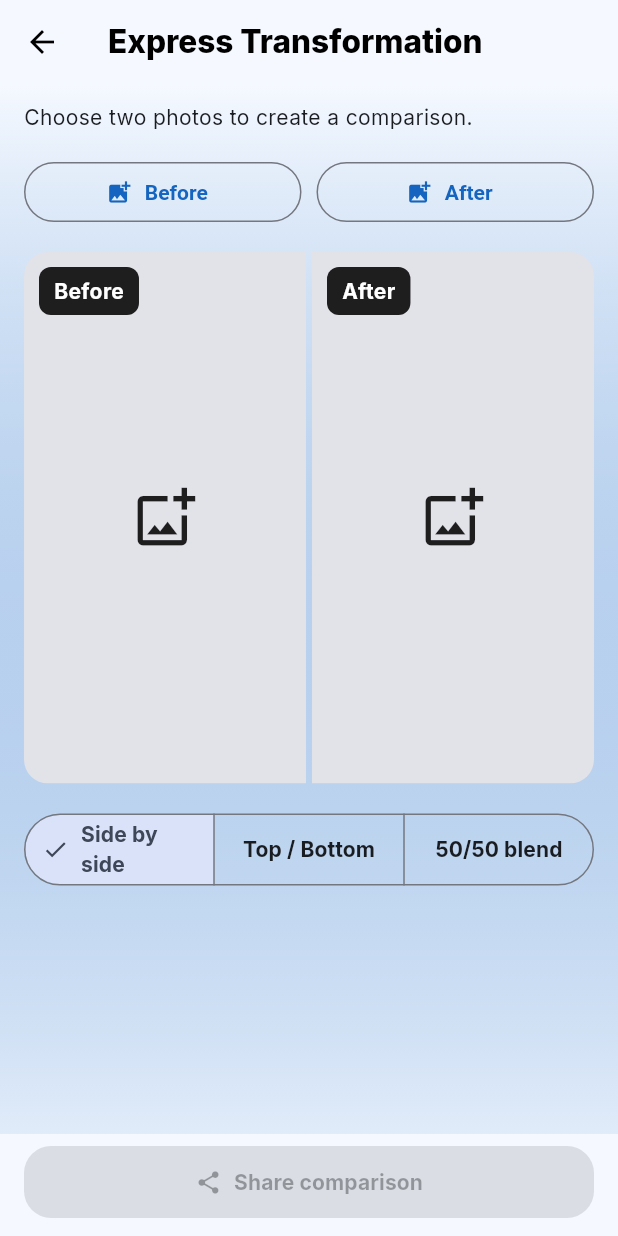
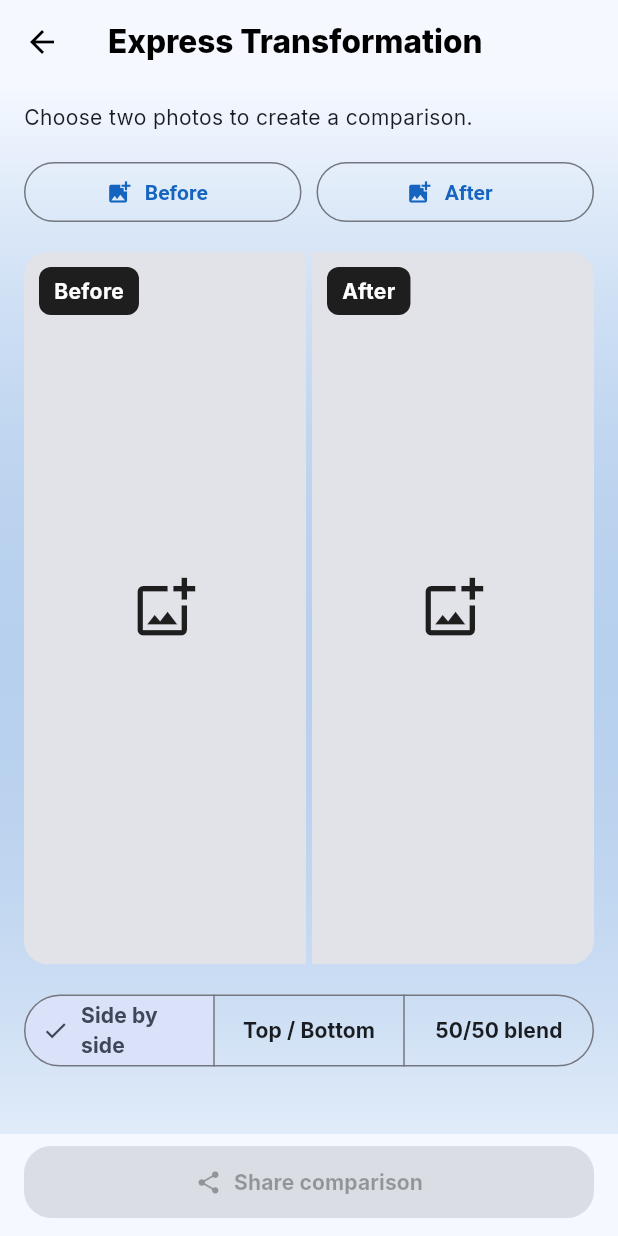
Before and after one commit to jaymonni/Avant-Apres, a Flutter app: the ExpressScreen screen opened directly, on a phone screen of 412 x 824 dp. Run offline on Flutter 3.47's test engine with Material 3 defaults, Android fonts, the light colour scheme and no system bars; our stand-ins replace google_fonts, google_mobile_ads, image_picker, in_app_review, share_plus, shared_preferences; missing offline and left inert: crop_your_image; accounts and stored records are empty.

Commit message:
Restore large Express preview and add draggable floating Fusion adjustment palette

```diff
--- a/lib/screens/express_screen.dart
+++ b/lib/screens/express_screen.dart
@@ -26,6 +26,7 @@ class _ExpressScreenState extends State<ExpressScreen> {
   double _split = 0.5;
   bool _adjust = false;
   bool _editBefore = true;
+  Offset _palettePosition = const Offset(12, 80);
   final _beforeController = TransformationController();
   final _afterController = TransformationController();
 
@@ -78,20 +79,34 @@ class _ExpressScreenState extends State<ExpressScreen> {
     final colors = Theme.of(context).colorScheme;
     final small = Theme.of(context).textTheme.bodySmall;
     return Container(
-      margin: const EdgeInsets.only(top: 10),
-      padding: const EdgeInsets.all(14),
+      padding: const EdgeInsets.all(12),
       decoration: BoxDecoration(
         color: colors.surfaceContainerLow,
         borderRadius: BorderRadius.circular(18),
         border: Border.all(color: colors.outlineVariant),
       ),
       child: Column(mainAxisSize: MainAxisSize.min, children: [
-        Row(children: [
-          Icon(Icons.tune_rounded, color: colors.primary, size: 20),
-          const SizedBox(width: 8),
-          Text(_tr('Ajuster la photo', 'Adjust photo', 'Ajustar foto', 'Ajustar foto'),
-            style: Theme.of(context).textTheme.titleMedium),
-        ]),
+        GestureDetector(
+          behavior: HitTestBehavior.opaque,
+          onPanUpdate: (details) {
+            final area = MediaQuery.sizeOf(context);
+            setState(() => _palettePosition = Offset(
+              (_palettePosition.dx + details.delta.dx).clamp(0.0, (area.width - 292).clamp(0.0, double.infinity)),
+              (_palettePosition.dy + details.delta.dy).clamp(0.0, (area.height - 420).clamp(0.0, double.infinity)),
+            ));
+          },
+          child: Row(children: [
+            Icon(Icons.drag_indicator_rounded, color: colors.primary, size: 22),
+            const SizedBox(width: 6),
+            Expanded(child: Text(_tr('Ajuster la photo', 'Adjust photo', 'Ajustar foto', 'Ajustar foto'),
+              style: Theme.of(context).textTheme.titleSmall)),
+            IconButton(
+              tooltip: _tr('Fermer', 'Close', 'Cerrar', 'Fechar'),
+              onPressed: () => setState(() => _adjust = false),
+              icon: const Icon(Icons.close_rounded),
+            ),
+          ]),
+        ),
         const SizedBox(height: 12),
         SegmentedButton<bool>(
           segments: [
@@ -385,7 +400,8 @@ class _ExpressScreenState extends State<ExpressScreen> {
             ],
           ),
         ),
-        child: ListView(
+        child: Stack(children: [
+          ListView(
         padding: const EdgeInsets.fromLTRB(16, 12, 16, 32),
         keyboardDismissBehavior: ScrollViewKeyboardDismissBehavior.onDrag,
         children: [
@@ -411,8 +427,8 @@ class _ExpressScreenState extends State<ExpressScreen> {
           Stack(children: [
             RepaintBoundary(
               key: _captureKey,
-              child: SizedBox(
-                height: (MediaQuery.sizeOf(context).height * 0.43).clamp(260.0, 440.0),
+              child: AspectRatio(
+                aspectRatio: 4 / 5,
                 child: ClipRRect(
                   borderRadius: BorderRadius.circular(16),
                   child: _comparison(),
@@ -459,20 +475,6 @@ class _ExpressScreenState extends State<ExpressScreen> {
             selected: {_layout},
             onSelectionChanged: (value) => setState(() => _layout = value.first),
           ),
-          if (ready && _layout == 2)
-            Padding(
-              padding: const EdgeInsets.only(top: 12),
-              child: Center(
-                child: OutlinedButton.icon(
-                  onPressed: () => setState(() => _adjust = !_adjust),
-                  icon: Icon(_adjust ? Icons.compare_arrows_rounded : Icons.tune_rounded),
-                  label: Text(_adjust
-                    ? _tr('Déplacer le curseur', 'Move divider', 'Mover divisor', 'Mover divisor')
-                    : _tr('Ajuster les photos', 'Adjust photos', 'Ajustar fotos', 'Ajustar fotos')),
-                ),
-              ),
-            ),
-          if (ready && _layout == 2 && _adjust) _fusionControls(),
           if (ready && _layout != 2)
             Padding(
               padding: const EdgeInsets.symmetric(vertical: 8),
@@ -544,6 +546,27 @@ class _ExpressScreenState extends State<ExpressScreen> {
             ),
         ],
         ),
+          if (ready && _layout == 2 && !_adjust)
+            Positioned(
+              right: 14, top: 12,
+              child: FloatingActionButton.small(
+                heroTag: 'express_adjust',
+                tooltip: _tr('Ajuster les photos', 'Adjust photos', 'Ajustar fotos', 'Ajustar fotos'),
+                onPressed: () => setState(() => _adjust = true),
+                child: const Icon(Icons.tune_rounded),
+              ),
+            ),
+          if (ready && _layout == 2 && _adjust)
+            Positioned(
+              left: _palettePosition.dx,
+              top: _palettePosition.dy,
+              child: Material(
+                elevation: 8,
+                borderRadius: BorderRadius.circular(18),
+                child: SizedBox(width: 288, child: _fusionControls()),
+              ),
+            ),
+        ]),
       ),
     );
   }
```
